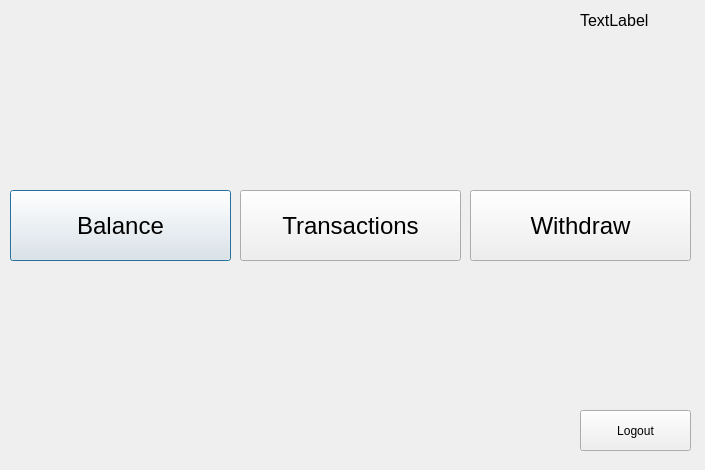
Old version of the form bank-automat/mainmenu.ui in the repository alavuvi/atm-simulator-project.
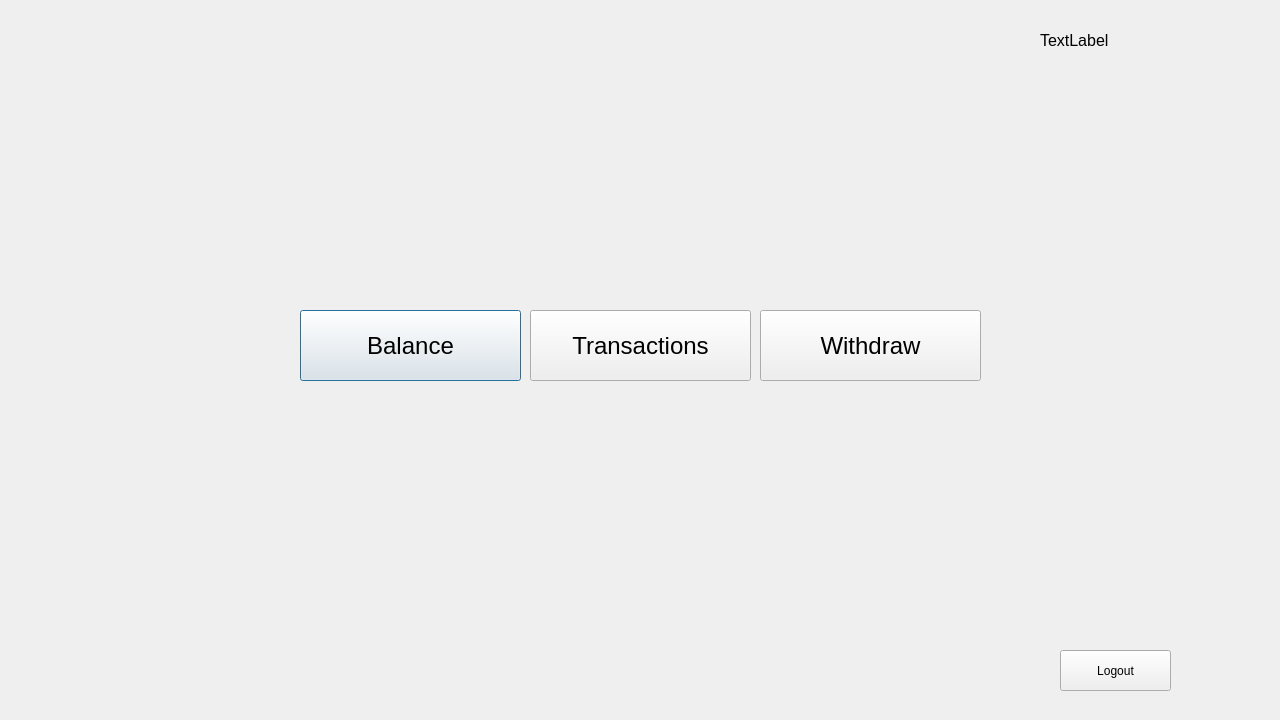
New version of the form.

```diff
--- a/bank-automat/mainmenu.ui
+++ b/bank-automat/mainmenu.ui
@@ -6,18 +6,24 @@
    <rect>
     <x>0</x>
     <y>0</y>
-    <width>705</width>
-    <height>470</height>
+    <width>1280</width>
+    <height>720</height>
    </rect>
   </property>
+  <property name="sizePolicy">
+   <sizepolicy hsizetype="Preferred" vsizetype="Preferred">
+    <horstretch>1</horstretch>
+    <verstretch>1</verstretch>
+   </sizepolicy>
+  </property>
   <property name="windowTitle">
    <string>Dialog</string>
   </property>
   <widget class="QLabel" name="labelCardnumber">
    <property name="geometry">
     <rect>
-     <x>580</x>
-     <y>10</y>
+     <x>1040</x>
+     <y>30</y>
      <width>121</width>
      <height>21</height>
     </rect>
@@ -34,8 +40,8 @@
   <widget class="QPushButton" name="btnBalance">
    <property name="geometry">
     <rect>
-     <x>10</x>
-     <y>190</y>
+     <x>300</x>
+     <y>310</y>
      <width>221</width>
      <height>71</height>
     </rect>
@@ -52,8 +58,8 @@
   <widget class="QPushButton" name="btnTransactions">
    <property name="geometry">
     <rect>
-     <x>240</x>
-     <y>190</y>
+     <x>530</x>
+     <y>310</y>
      <width>221</width>
      <height>71</height>
     </rect>
@@ -70,8 +76,8 @@
   <widget class="QPushButton" name="btnWithdraw">
    <property name="geometry">
     <rect>
-     <x>470</x>
-     <y>190</y>
+     <x>760</x>
+     <y>310</y>
      <width>221</width>
      <height>71</height>
     </rect>
@@ -88,8 +94,8 @@
   <widget class="QPushButton" name="btnLogout">
    <property name="geometry">
     <rect>
-     <x>580</x>
-     <y>410</y>
+     <x>1060</x>
+     <y>650</y>
      <width>111</width>
      <height>41</height>
     </rect>
```
